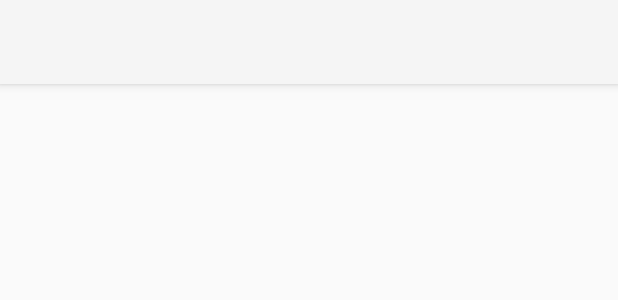
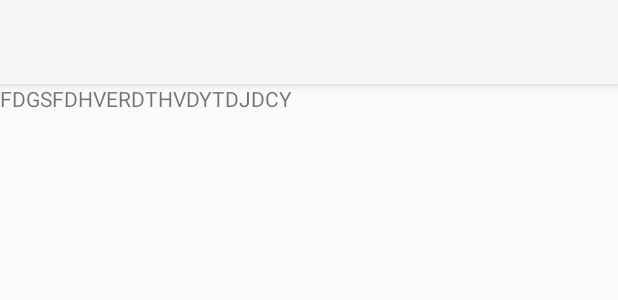
Before and after one commit to Asmotym/projet-exametrics-acer, an Android app: the layout details_note.xml on its own in the app's theme, with its tools: preview values and no code run, on a phone screen of 412 x 824 dp. Shown: the top 300 px of the screen. Run offline under Robolectric (Android 15) with nearby library versions, the light colour scheme and no system bars.

Commit message:
Android APP
Détails note

```diff
--- a/android-admin/exametric-administration/app/src/main/java/com/exametric_administration/activities/NoteListView.java
+++ b/android-admin/exametric-administration/app/src/main/java/com/exametric_administration/activities/NoteListView.java
@@ -61,7 +61,7 @@ public class NoteListView extends AppCompatActivity {
         notesListView = (ListView) findViewById(R.id.noteListView);
         NoteAdapter noteAdapter = new NoteAdapter(getBaseContext(), _notes);
         notesListView.setAdapter(noteAdapter);
-        notesListView.setOnItemClickListener(new OnNoteItemClickListener(noteAdapter, area.GetColorArea().substring(4)));
+        notesListView.setOnItemClickListener(new OnNoteItemClickListener(noteAdapter));
     }
 
     public static void notifyDataChange(ArrayList<Note> _notes) {
--- a/android-admin/exametric-administration/app/src/main/java/com/exametric_administration/classes/click_listeners/OnNoteItemClickListener.java
+++ b/android-admin/exametric-administration/app/src/main/java/com/exametric_administration/classes/click_listeners/OnNoteItemClickListener.java
@@ -10,18 +10,16 @@ import com.exametric_administration.classes.classes.Note;
 
 public class OnNoteItemClickListener implements ListView.OnItemClickListener {
     private NoteAdapter noteAdapter;
-    private String color;
 
-    public OnNoteItemClickListener(NoteAdapter _noteAdapter, String _color) {
+    public OnNoteItemClickListener(NoteAdapter _noteAdapter) {
         this.noteAdapter = _noteAdapter;
-        this.color = _color;
     }
 
     @Override
     public void onItemClick(AdapterView<?> parent, View view, int position, long id) {
         Note note = (Note) noteAdapter.getItem(position);
         Intent intent = new Intent(view.getContext(), DetailsNote.class);
-        intent.putExtra("color", color);
         intent.putExtra("idNote", note.GetIdNote());
+        view.getContext().startActivity(intent);
     }
 }
--- a/android-admin/exametric-administration/app/src/main/java/com/exametric_administration/classes/realm_classes/RealmNote.java
+++ b/android-admin/exametric-administration/app/src/main/java/com/exametric_administration/classes/realm_classes/RealmNote.java
@@ -1,5 +1,6 @@
 package com.exametric_administration.classes.realm_classes;
 
+import com.exametric_administration.activities.DetailsNote;
 import com.exametric_administration.classes.classes.Note;
 import java.util.ArrayList;
 import io.realm.Realm;
@@ -39,6 +40,7 @@ public class RealmNote {
         _realm.beginTransaction();
         Note note = _realm.where(Note.class).equalTo("idNote", _idNote).findFirst();
         _realm.commitTransaction();
+        System.out.println(note.GetTextNote());
         return note;
     }
 
--- a/android-admin/exametric-administration/app/src/main/java/com/exametric_administration/tools/GlobalVariables.java
+++ b/android-admin/exametric-administration/app/src/main/java/com/exametric_administration/tools/GlobalVariables.java
@@ -8,7 +8,7 @@ import java.util.ArrayList;
  * Created by boucherclement on 20/05/16.
  */
 public class GlobalVariables {
-    public static String BASE_URL = "http://172.30.1.178:8080/exametrics-ws";
+    public static String BASE_URL = "http://192.168.1.14:8080/exametrics-ws";
 
     public static String AREAS_URI = "/areas";
     public static String BY_ID_AREAS_URI = "/areas?id=";
--- a/android-admin/exametric-administration/app/src/main/res/layout/details_note.xml
+++ b/android-admin/exametric-administration/app/src/main/res/layout/details_note.xml
@@ -12,4 +12,25 @@
         android:elevation="4dp"
         android:theme="@style/ThemeOverlay.AppCompat.ActionBar"
         app:popupTheme="@style/ThemeOverlay.AppCompat.Light"/>
+    <ScrollView
+        android:layout_width="match_parent"
+        android:layout_height="wrap_content"
+        android:id="@+id/scrollView">
+        <LinearLayout
+            android:layout_width="match_parent"
+            android:layout_height="match_parent"
+            android:orientation="vertical">
+            <TextView
+                android:id="@+id/textNoteDetailTextView"
+                android:layout_width="match_parent"
+                android:layout_height="wrap_content"
+                android:text="FDGSFDHVERDTHVDYTDJDCY "/>
+            <TextView
+                android:id="@+id/dateNoteDetailTextView"
+                android:layout_width="wrap_content"
+                android:layout_height="wrap_content"
+                android:layout_gravity="end"/>
+        </LinearLayout>
+    </ScrollView>
+
 </LinearLayout>
```
Also changed, not shown: android-admin/exametric-administration/app/src/main/AndroidManifest.xml (+8 -6 lines), android-admin/exametric-administration/app/src/main/java/com/exametric_administration/activities/DetailsNote.java (+30 -2 lines).
